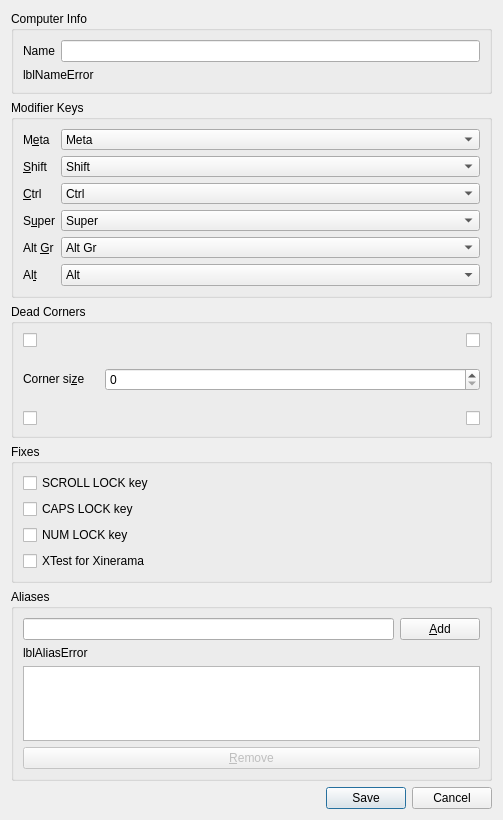
Tupig/TupigSynergy, file src/lib/gui/dialogs/ScreenSettingsDialog.ui: the form before one commit.
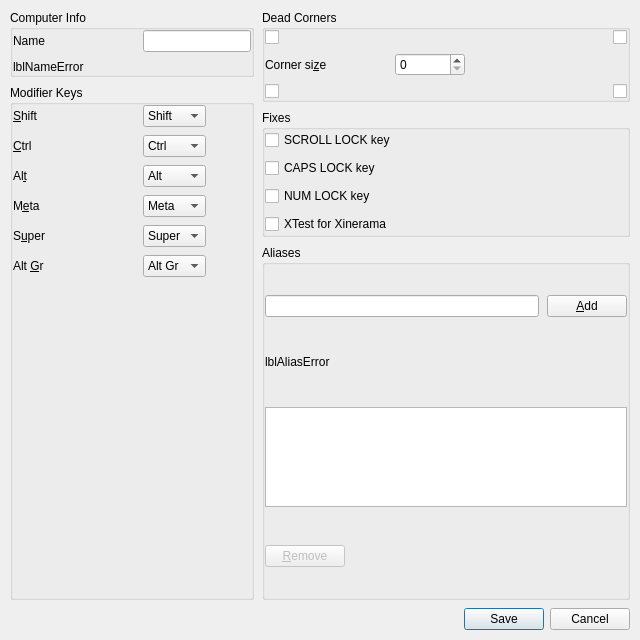
The form after the commit.

Diff of the .ui file:
```diff
--- a/src/lib/gui/dialogs/ScreenSettingsDialog.ui
+++ b/src/lib/gui/dialogs/ScreenSettingsDialog.ui
@@ -6,14 +6,74 @@
    <rect>
     <x>0</x>
     <y>0</y>
-    <width>503</width>
-    <height>558</height>
+    <width>640</width>
+    <height>640</height>
    </rect>
   </property>
   <property name="windowTitle">
    <string>Computer settings</string>
   </property>
   <layout class="QVBoxLayout" name="_2">
+   <property name="spacing">
+    <number>8</number>
+   </property>
+   <property name="leftMargin">
+    <number>10</number>
+   </property>
+   <property name="topMargin">
+    <number>10</number>
+   </property>
+   <property name="rightMargin">
+    <number>10</number>
+   </property>
+   <property name="bottomMargin">
+    <number>10</number>
+   </property>
+   <item>
+    <widget class="QScrollArea" name="scrollArea">
+     <property name="widgetResizable">
+      <bool>true</bool>
+     </property>
+     <property name="frameShape">
+      <enum>QFrame::Shape::NoFrame</enum>
+     </property>
+     <property name="horizontalScrollBarPolicy">
+      <enum>Qt::ScrollBarPolicy::ScrollBarAlwaysOff</enum>
+     </property>
+     <widget class="QWidget" name="scrollAreaWidgetContents">
+      <layout class="QHBoxLayout" name="layoutOptions">
+       <property name="spacing">
+        <number>8</number>
+       </property>
+       <property name="leftMargin">
+        <number>0</number>
+       </property>
+       <property name="topMargin">
+        <number>0</number>
+       </property>
+       <property name="rightMargin">
+        <number>0</number>
+       </property>
+       <property name="bottomMargin">
+        <number>0</number>
+       </property>
+       <item>
+        <layout class="QVBoxLayout" name="layoutLeftSide">
+         <property name="spacing">
+          <number>8</number>
+         </property>
+         <property name="leftMargin">
+          <number>0</number>
+         </property>
+         <property name="topMargin">
+          <number>0</number>
+         </property>
+         <property name="rightMargin">
+          <number>0</number>
+         </property>
+         <property name="bottomMargin">
+          <number>0</number>
+         </property>
    <item>
     <widget class="QGroupBox" name="groupComputerName">
      <property name="sizePolicy">
@@ -26,12 +86,63 @@
       <string>Computer Info</string>
      </property>
      <layout class="QVBoxLayout" name="_3">
+            <property name="spacing">
+             <number>8</number>
+            </property>
+            <property name="leftMargin">
+             <number>0</number>
+            </property>
+            <property name="topMargin">
+             <number>0</number>
+            </property>
+            <property name="rightMargin">
+             <number>0</number>
+            </property>
+            <property name="bottomMargin">
+             <number>0</number>
+            </property>
       <item>
-       <layout class="QHBoxLayout" name="_4">
-        <item>
+             <layout class="QFormLayout" name="_4">
+              <property name="horizontalSpacing">
+               <number>10</number>
+              </property>
+              <property name="verticalSpacing">
+               <number>8</number>
+              </property>
+              <property name="leftMargin">
+               <number>0</number>
+              </property>
+              <property name="topMargin">
+               <number>0</number>
+              </property>
+              <property name="rightMargin">
+               <number>0</number>
+              </property>
+              <property name="bottomMargin">
+               <number>0</number>
+              </property>
+              <property name="rowWrapPolicy">
+               <enum>QFormLayout::DontWrapRows</enum>
+              </property>
+              <property name="labelAlignment">
+               <set>Qt::AlignmentFlag::AlignLeft|Qt::AlignmentFlag::AlignVCenter</set>
+              </property>
+              <property name="formAlignment">
+               <set>Qt::AlignmentFlag::AlignLeft|Qt::AlignmentFlag::AlignTop</set>
+              </property>
+              <property name="fieldGrowthPolicy">
+               <enum>QFormLayout::FieldsStayAtSizeHint</enum>
+              </property>
+              <item row="0" column="0">
          <widget class="QLabel" name="label_7">
+                <property name="minimumSize">
+                 <size>
+                  <width>120</width>
+                  <height>0</height>
+                 </size>
+                </property>
           <property name="sizePolicy">
-           <sizepolicy hsizetype="Preferred" vsizetype="Fixed">
+                 <sizepolicy hsizetype="Maximum" vsizetype="Preferred">
             <horstretch>0</horstretch>
             <verstretch>0</verstretch>
            </sizepolicy>
@@ -39,19 +150,31 @@
           <property name="text">
            <string>Name</string>
           </property>
+                <property name="wordWrap">
+                 <bool>false</bool>
+                </property>
+                <property name="alignment">
+                 <set>Qt::AlignmentFlag::AlignLeft|Qt::AlignmentFlag::AlignVCenter</set>
+                </property>
           <property name="buddy">
            <cstring>lineNameEdit</cstring>
           </property>
          </widget>
         </item>
-        <item>
+              <item row="0" column="1">
          <widget class="QLineEdit" name="lineNameEdit">
           <property name="sizePolicy">
-           <sizepolicy hsizetype="Expanding" vsizetype="Fixed">
+                 <sizepolicy hsizetype="Maximum" vsizetype="Fixed">
             <horstretch>0</horstretch>
             <verstretch>0</verstretch>
            </sizepolicy>
           </property>
+                <property name="maximumSize">
+                 <size>
+                  <width>180</width>
+                  <height>16777215</height>
+                 </size>
+                </property>
           <property name="maxLength">
            <number>255</number>
           </property>
@@ -62,183 +185,273 @@
       <item>
        <widget class="QLabel" name="lblNameError">
         <property name="sizePolicy">
-         <sizepolicy hsizetype="Preferred" vsizetype="Fixed">
+               <sizepolicy hsizetype="Preferred" vsizetype="Preferred">
           <horstretch>0</horstretch>
           <verstretch>0</verstretch>
          </sizepolicy>
         </property>
-        <property name="minimumSize">
-         <size>
-          <width>0</width>
-          <height>0</height>
-         </size>
-        </property>
         <property name="text">
          <string notr="true">lblNameError</string>
         </property>
+              <property name="wordWrap">
+               <bool>true</bool>
+              </property>
         <property name="alignment">
-         <set>Qt::AlignmentFlag::AlignLeading|Qt::AlignmentFlag::AlignLeft|Qt::AlignmentFlag::AlignVCenter</set>
+               <set>Qt::AlignmentFlag::AlignLeft|Qt::AlignmentFlag::AlignVCenter</set>
         </property>
        </widget>
       </item>
      </layout>
     </widget>
    </item>
-   <item>
-    <layout class="QVBoxLayout" name="layoutOptions">
-     <item>
-      <layout class="QVBoxLayout" name="layoutLeftSide">
        <item>
         <widget class="QGroupBox" name="groupModifers">
          <property name="title">
           <string>Modifier Keys</string>
          </property>
          <layout class="QFormLayout" name="formLayout_2">
+            <property name="horizontalSpacing">
+             <number>10</number>
+            </property>
+            <property name="verticalSpacing">
+             <number>8</number>
+            </property>
+            <property name="leftMargin">
+             <number>0</number>
+            </property>
+            <property name="topMargin">
+             <number>0</number>
+            </property>
+            <property name="rightMargin">
+             <number>0</number>
+            </property>
+            <property name="bottomMargin">
+             <number>0</number>
+            </property>
+            <property name="rowWrapPolicy">
+             <enum>QFormLayout::DontWrapRows</enum>
+            </property>
+            <property name="labelAlignment">
+             <set>Qt::AlignmentFlag::AlignLeft|Qt::AlignmentFlag::AlignVCenter</set>
+            </property>
+            <property name="formAlignment">
+             <set>Qt::AlignmentFlag::AlignLeft|Qt::AlignmentFlag::AlignTop</set>
+            </property>
+            <property name="fieldGrowthPolicy">
+             <enum>QFormLayout::FieldsStayAtSizeHint</enum>
+            </property>
           <item row="0" column="0">
-           <widget class="QLabel" name="label_5">
+             <widget class="QLabel" name="label_2">
+              <property name="minimumSize">
+               <size>
+                <width>120</width>
+                <height>0</height>
+               </size>
+              </property>
+              <property name="sizePolicy">
+               <sizepolicy hsizetype="Maximum" vsizetype="Preferred">
+                <horstretch>0</horstretch>
+                <verstretch>0</verstretch>
+               </sizepolicy>
+              </property>
+              <property name="text">
+               <string>&amp;Shift</string>
+              </property>
+              <property name="wordWrap">
+               <bool>false</bool>
+              </property>
+              <property name="alignment">
+               <set>Qt::AlignmentFlag::AlignLeft|Qt::AlignmentFlag::AlignVCenter</set>
+              </property>
+              <property name="buddy">
+               <cstring>comboShift</cstring>
+              </property>
+             </widget>
+            </item>
+            <item row="0" column="1">
+             <widget class="QComboBox" name="comboShift">
+              <property name="sizePolicy">
+               <sizepolicy hsizetype="Maximum" vsizetype="Fixed">
+                <horstretch>0</horstretch>
+                <verstretch>0</verstretch>
+               </sizepolicy>
+              </property>
             <property name="maximumSize">
              <size>
-              <width>40</width>
+                <width>140</width>
               <height>16777215</height>
              </size>
             </property>
+              <property name="sizeAdjustPolicy">
+               <enum>QComboBox::AdjustToContents</enum>
+              </property>
+              <item>
             <property name="text">
-             <string>M&amp;eta</string>
-            </property>
-            <property name="buddy">
-             <cstring>comboMeta</cstring>
-            </property>
-           </widget>
-          </item>
-          <item row="4" column="0">
+                <string>Shift</string>
+               </property>
+              </item>
+              <item>
+               <property name="text">
+                <string>Ctrl</string>
+               </property>
+              </item>
+              <item>
+               <property name="text">
+                <string>Alt</string>
+               </property>
+              </item>
+              <item>
+               <property name="text">
+                <string>Meta</string>
+               </property>
+              </item>
+              <item>
+               <property name="text">
+                <string>Super</string>
+               </property>
+              </item>
+              <item>
+               <property name="text">
+                <string>Alt Gr</string>
+               </property>
+              </item>
+              <item>
+               <property name="text">
+                <string>None</string>
+               </property>
+              </item>
+             </widget>
+            </item>
+            <item row="1" column="0">
            <widget class="QLabel" name="label_3">
+              <property name="minimumSize">
+               <size>
+                <width>120</width>
+                <height>0</height>
+               </size>
+              </property>
+              <property name="sizePolicy">
+               <sizepolicy hsizetype="Maximum" vsizetype="Preferred">
+                <horstretch>0</horstretch>
+                <verstretch>0</verstretch>
+               </sizepolicy>
+              </property>
             <property name="text">
              <string>&amp;Ctrl</string>
             </property>
+              <property name="wordWrap">
+               <bool>false</bool>
+              </property>
+              <property name="alignment">
+               <set>Qt::AlignmentFlag::AlignLeft|Qt::AlignmentFlag::AlignVCenter</set>
+              </property>
             <property name="buddy">
              <cstring>comboCtrl</cstring>
             </property>
            </widget>
           </item>
-          <item row="6" column="0">
-           <widget class="QLabel" name="label_6">
+            <item row="1" column="1">
+             <widget class="QComboBox" name="comboCtrl">
+              <property name="sizePolicy">
+               <sizepolicy hsizetype="Maximum" vsizetype="Fixed">
+                <horstretch>0</horstretch>
+                <verstretch>0</verstretch>
+               </sizepolicy>
+              </property>
+              <property name="maximumSize">
+               <size>
+                <width>140</width>
+                <height>16777215</height>
+               </size>
+              </property>
+              <property name="sizeAdjustPolicy">
+               <enum>QComboBox::AdjustToContents</enum>
+              </property>
+              <property name="currentIndex">
+               <number>1</number>
+              </property>
+              <item>
             <property name="text">
-             <string>S&amp;uper</string>
-            </property>
-            <property name="buddy">
-             <cstring>comboSuper</cstring>
-            </property>
-           </widget>
-          </item>
-          <item row="9" column="0">
+                <string>Shift</string>
+               </property>
+              </item>
+              <item>
+               <property name="text">
+                <string>Ctrl</string>
+               </property>
+              </item>
+              <item>
+               <property name="text">
+                <string>Alt</string>
+               </property>
+              </item>
+              <item>
+               <property name="text">
+                <string>Meta</string>
+               </property>
+              </item>
+              <item>
+               <property name="text">
+                <string>Super</string>
+               </property>
+              </item>
+              <item>
+               <property name="text">
+                <string>Alt Gr</string>
+               </property>
+              </item>
+              <item>
+               <property name="text">
+                <string>None</string>
+               </property>
+              </item>
+             </widget>
+            </item>
+            <item row="2" column="0">
            <widget class="QLabel" name="label_4">
+              <property name="minimumSize">
+               <size>
+                <width>120</width>
+                <height>0</height>
+               </size>
+              </property>
+              <property name="sizePolicy">
+               <sizepolicy hsizetype="Maximum" vsizetype="Preferred">
+                <horstretch>0</horstretch>
+                <verstretch>0</verstretch>
+               </sizepolicy>
+              </property>
             <property name="text">
              <string>Al&amp;t</string>
             </property>
+              <property name="wordWrap">
+               <bool>false</bool>
+              </property>
+              <property name="alignment">
+               <set>Qt::AlignmentFlag::AlignLeft|Qt::AlignmentFlag::AlignVCenter</set>
+              </property>
             <property name="buddy">
              <cstring>comboAlt</cstring>
             </property>
            </widget>
           </item>
-          <item row="0" column="1">
-           <widget class="QComboBox" name="comboMeta">
-            <property name="currentIndex">
-             <number>3</number>
-            </property>
-            <item>
-             <property name="text">
-              <string>Shift</string>
-             </property>
-            </item>
-            <item>
-             <property name="text">
-              <string>Ctrl</string>
-             </property>
-            </item>
-            <item>
-             <property name="text">
-              <string>Alt</string>
-             </property>
-            </item>
-            <item>
-             <property name="text">
-              <string>Meta</string>
-             </property>
-            </item>
-            <item>
-             <property name="text">
-              <string>Super</string>
-             </property>
-            </item>
-            <item>
-             <property name="text">
-              <string>Alt Gr</string>
-             </property>
-            </item>
-            <item>
-             <property name="text">
-              <string>None</string>
-             </property>
-            </item>
-           </widget>
-          </item>
           <item row="2" column="1">
-           <widget class="QComboBox" name="comboShift">
-            <item>
-             <property name="text">
-              <string>Shift</string>
-             </property>
-            </item>
-            <item>
-             <property name="text">
-              <string>Ctrl</string>
-             </property>
-            </item>
-            <item>
-             <property name="text">
-              <string>Alt</string>
-             </property>
-            </item>
-            <item>
-             <property name="text">
-              <string>Meta</string>
-             </property>
-            </item>
-            <item>
-             <property name="text">
-              <string>Super</string>
-             </property>
-            </item>
-            <item>
-             <property name="text">
-              <string>Alt Gr</string>
-             </property>
-            </item>
-            <item>
-             <property name="text">
-              <string>None</string>
-             </property>
-            </item>
-           </widget>
-          </item>
-          <item row="2" column="0">
-           <widget class="QLabel" name="label_2">
-            <property name="maximumSize">
-             <size>
-              <width>40</width>
-              <height>16777215</height>
-             </size>
-            </property>
-            <property name="text">
-             <string>&amp;Shift</string>
-            </property>
-            <property name="buddy">
-             <cstring>comboShift</cstring>
-            </property>
-           </widget>
-          </item>
-          <item row="9" column="1">
            <widget class="QComboBox" name="comboAlt">
+              <property name="sizePolicy">
+               <sizepolicy hsizetype="Maximum" vsizetype="Fixed">
+                <horstretch>0</horstretch>
+                <verstretch>0</verstretch>
+               </sizepolicy>
+              </property>
+              <property name="maximumSize">
+               <size>
+                <width>140</width>
+                <height>16777215</height>
+               </size>
+              </property>
+              <property name="sizeAdjustPolicy">
+               <enum>QComboBox::AdjustToContents</enum>
+              </property>
             <property name="currentIndex">
              <number>2</number>
             </property>
@@ -279,8 +492,136 @@
             </item>
            </widget>
           </item>
-          <item row="6" column="1">
+            <item row="3" column="0">
+             <widget class="QLabel" name="label_5">
+              <property name="minimumSize">
+               <size>
+                <width>120</width>
+                <height>0</height>
+               </size>
+              </property>
+              <property name="sizePolicy">
+               <sizepolicy hsizetype="Maximum" vsizetype="Preferred">
+                <horstretch>0</horstretch>
+                <verstretch>0</verstretch>
+               </sizepolicy>
+              </property>
+              <property name="text">
+               <string>M&amp;eta</string>
+              </property>
+              <property name="wordWrap">
+               <bool>false</bool>
+              </property>
+              <property name="alignment">
+               <set>Qt::AlignmentFlag::AlignLeft|Qt::AlignmentFlag::AlignVCenter</set>
+              </property>
+              <property name="buddy">
+               <cstring>comboMeta</cstring>
+              </property>
+             </widget>
+            </item>
+            <item row="3" column="1">
+             <widget class="QComboBox" name="comboMeta">
+              <property name="sizePolicy">
+               <sizepolicy hsizetype="Maximum" vsizetype="Fixed">
+                <horstretch>0</horstretch>
+                <verstretch>0</verstretch>
+               </sizepolicy>
+              </property>
+              <property name="maximumSize">
+               <size>
+                <width>140</width>
+                <height>16777215</height>
+               </size>
+              </property>
+              <property name="sizeAdjustPolicy">
+               <enum>QComboBox::AdjustToContents</enum>
+              </property>
+              <property name="currentIndex">
+               <number>3</number>
+              </property>
+              <item>
+               <property name="text">
+                <string>Shift</string>
+               </property>
+              </item>
+              <item>
+               <property name="text">
+                <string>Ctrl</string>
+               </property>
+              </item>
+              <item>
+               <property name="text">
+                <string>Alt</string>
+               </property>
+              </item>
+              <item>
+               <property name="text">
+                <string>Meta</string>
+               </property>
+              </item>
+              <item>
+               <property name="text">
+                <string>Super</string>
+               </property>
+              </item>
+              <item>
+               <property name="text">
+                <string>Alt Gr</string>
+               </property>
+              </item>
+              <item>
+               <property name="text">
+                <string>None</string>
+               </property>
+              </item>
+             </widget>
+            </item>
+            <item row="4" column="0">
+             <widget class="QLabel" name="label_6">
+              <property name="minimumSize">
+               <size>
+                <width>120</width>
+                <height>0</height>
+               </size>
+              </property>
+              <property name="sizePolicy">
+               <sizepolicy hsizetype="Maximum" vsizetype="Preferred">
+                <horstretch>0</horstretch>
+                <verstretch>0</verstretch>
+               </sizepolicy>
+              </property>
+              <property name="text">
+               <string>S&amp;uper</string>
+              </property>
+              <property name="wordWrap">
+               <bool>false</bool>
+              </property>
+              <property name="alignment">
+               <set>Qt::AlignmentFlag::AlignLeft|Qt::AlignmentFlag::AlignVCenter</set>
+              </property>
+              <property name="buddy">
+               <cstring>comboSuper</cstring>
+              </property>
+             </widget>
+            </item>
+            <item row="4" column="1">
            <widget class="QComboBox" name="comboSuper">
+              <property name="sizePolicy">
+               <sizepolicy hsizetype="Maximum" vsizetype="Fixed">
+                <horstretch>0</horstretch>
+                <verstretch>0</verstretch>
+               </sizepolicy>
+              </property>
+              <property name="maximumSize">
+               <size>
+                <width>140</width>
+                <height>16777215</height>
+               </size>
+              </property>
+              <property name="sizeAdjustPolicy">
+               <enum>QComboBox::AdjustToContents</enum>
+              </property>
             <property name="currentIndex">
              <number>4</number>
             </property>
@@ -321,60 +662,51 @@
             </item>
            </widget>
           </item>
-          <item row="4" column="1">
-           <widget class="QComboBox" name="comboCtrl">
-            <property name="currentIndex">
-             <number>1</number>
-            </property>
-            <item>
-             <property name="text">
-              <string>Shift</string>
-             </property>
-            </item>
-            <item>
-             <property name="text">
-              <string>Ctrl</string>
-             </property>
-            </item>
-            <item>
-             <property name="text">
-              <string>Alt</string>
-             </property>
-            </item>
-            <item>
-             <property name="text">
-              <string>Meta</string>
-             </property>
-            </item>
-            <item>
-             <property name="text">
-              <string>Super</string>
-             </property>
-            </item>
-            <item>
-             <property name="text">
-              <string>Alt Gr</string>
-             </property>
-            </item>
-            <item>
-             <property name="text">
-              <string>None</string>
-             </property>
-            </item>
-           </widget>
-          </item>
-          <item row="8" column="0">
+            <item row="5" column="0">
            <widget class="QLabel" name="labelAltGr">
+              <property name="minimumSize">
+               <size>
+                <width>120</width>
+                <height>0</height>
+               </size>
+              </property>
+              <property name="sizePolicy">
+               <sizepolicy hsizetype="Maximum" vsizetype="Preferred">
+                <horstretch>0</horstretch>
+                <verstretch>0</verstretch>
+               </sizepolicy>
+              </property>
             <property name="text">
              <string>Alt &amp;Gr</string>
             </property>
+              <property name="wordWrap">
+               <bool>false</bool>
+              </property>
+              <property name="alignment">
+               <set>Qt::AlignmentFlag::AlignLeft|Qt::AlignmentFlag::AlignVCenter</set>
+              </property>
             <property name="buddy">
              <cstring>comboAltGr</cstring>
             </property>
            </widget>
           </item>
-          <item row="8" column="1">
+            <item row="5" column="1">
            <widget class="QComboBox" name="comboAltGr">
+              <property name="sizePolicy">
+               <sizepolicy hsizetype="Maximum" vsizetype="Fixed">
+                <horstretch>0</horstretch>
+                <verstretch>0</verstretch>
+               </sizepolicy>
+              </property>
+              <property name="maximumSize">
+               <size>
+                <width>140</width>
+                <height>16777215</height>
+               </size>
+              </property>
+              <property name="sizeAdjustPolicy">
+               <enum>QComboBox::AdjustToContents</enum>
+              </property>
             <property name="currentIndex">
              <number>5</number>
             </property>
@@ -418,6 +750,25 @@
          </layout>
         </widget>
        </item>
+        </layout>
+       </item>
+       <item>
+        <layout class="QVBoxLayout" name="layoutRightSide">
+         <property name="spacing">
+          <number>8</number>
+         </property>
+         <property name="leftMargin">
+          <number>0</number>
+         </property>
+         <property name="topMargin">
+          <number>0</number>
+         </property>
+         <property name="rightMargin">
+          <number>0</number>
+         </property>
+         <property name="bottomMargin">
+          <number>0</number>
+         </property>
        <item>
         <widget class="QGroupBox" name="groupDeadCorners">
          <property name="title">
@@ -425,21 +776,39 @@
          </property>
          <layout class="QVBoxLayout" name="verticalLayout_2">
           <property name="spacing">
-           <number>20</number>
-          </property>
-          <property name="sizeConstraint">
-           <enum>QLayout::SizeConstraint::SetMinAndMaxSize</enum>
+             <number>8</number>
+            </property>
+            <property name="leftMargin">
+             <number>0</number>
+            </property>
+            <property name="topMargin">
+             <number>0</number>
+            </property>
+            <property name="rightMargin">
+             <number>0</number>
+            </property>
+            <property name="bottomMargin">
+             <number>0</number>
           </property>
           <item>
            <layout class="QHBoxLayout" name="layoutDeadCornersTop">
+              <property name="spacing">
+               <number>8</number>
+              </property>
+              <property name="leftMargin">
+               <number>0</number>
+              </property>
+              <property name="topMargin">
+               <number>0</number>
+              </property>
+              <property name="rightMargin">
+               <number>0</number>
+              </property>
+              <property name="bottomMargin">
+               <number>0</number>
+              </property>
             <item>
              <widget class="QCheckBox" name="chkDeadTopLeft">
-              <property name="minimumSize">
-               <size>
-                <width>0</width>
-                <height>0</height>
-               </size>
-              </property>
               <property name="toolTip">
                <string>Top Left</string>
               </property>
@@ -450,12 +819,6 @@
             </item>
             <item>
              <widget class="QCheckBox" name="chkDeadTopRight">
-              <property name="minimumSize">
-               <size>
-                <width>0</width>
-                <height>0</height>
-               </size>
-              </property>
               <property name="toolTip">
                <string>Top Right</string>
               </property>
@@ -467,11 +830,47 @@
            </layout>
           </item>
           <item>
-           <layout class="QHBoxLayout" name="layoutCornerSize">
-            <item>
+             <layout class="QFormLayout" name="layoutCornerSize">
+              <property name="horizontalSpacing">
+               <number>10</number>
+              </property>
+              <property name="verticalSpacing">
+               <number>8</number>
+              </property>
+              <property name="leftMargin">
+               <number>0</number>
+              </property>
+              <property name="topMargin">
+               <number>0</number>
+              </property>
+              <property name="rightMargin">
+               <number>0</number>
+              </property>
+              <property name="bottomMargin">
+               <number>0</number>
+              </property>
+              <property name="rowWrapPolicy">
+               <enum>QFormLayout::DontWrapRows</enum>
+              </property>
+              <property name="labelAlignment">
+               <set>Qt::AlignmentFlag::AlignLeft|Qt::AlignmentFlag::AlignVCenter</set>
+              </property>
+              <property name="formAlignment">
+               <set>Qt::AlignmentFlag::AlignLeft|Qt::AlignmentFlag::AlignTop</set>
+              </property>
+              <property name="fieldGrowthPolicy">
+               <enum>QFormLayout::FieldsStayAtSizeHint</enum>
+              </property>
+              <item row="0" column="0">
              <widget class="QLabel" name="label">
+                <property name="minimumSize">
+                 <size>
+                  <width>120</width>
+                  <height>0</height>
+                 </size>
+                </property>
               <property name="sizePolicy">
-               <sizepolicy hsizetype="Fixed" vsizetype="Fixed">
+                 <sizepolicy hsizetype="Maximum" vsizetype="Preferred">
                 <horstretch>0</horstretch>
                 <verstretch>0</verstretch>
                </sizepolicy>
@@ -479,15 +878,21 @@
               <property name="text">
                <string>Corner si&amp;ze</string>
               </property>
+                <property name="wordWrap">
+                 <bool>false</bool>
+                </property>
+                <property name="alignment">
+                 <set>Qt::AlignmentFlag::AlignLeft|Qt::AlignmentFlag::AlignVCenter</set>
+                </property>
               <property name="buddy">
                <cstring>sbSwitchCornerSize</cstring>
               </property>
              </widget>
             </item>
-            <item>
+              <item row="0" column="1">
              <widget class="QSpinBox" name="sbSwitchCornerSize">
               <property name="sizePolicy">
-               <sizepolicy hsizetype="Preferred" vsizetype="Fixed">
+                 <sizepolicy hsizetype="Maximum" vsizetype="Fixed">
                 <horstretch>0</horstretch>
                 <verstretch>0</verstretch>
                </sizepolicy>
@@ -498,20 +903,35 @@
                 <height>0</height>
                </size>
               </property>
+                <property name="maximumSize">
+                 <size>
+                  <width>90</width>
+                  <height>16777215</height>
+                 </size>
+                </property>
              </widget>
             </item>
            </layout>
           </item>
           <item>
            <layout class="QHBoxLayout" name="layoutDeadCornersBottom">
+              <property name="spacing">
+               <number>8</number>
+              </property>
+              <property name="leftMargin">
+               <number>0</number>
+              </property>
+              <property name="topMargin">
+               <number>0</number>
+              </property>
+              <property name="rightMargin">
+               <number>0</number>
+              </property>
+              <property name="bottomMargin">
+               <number>0</number>
+              </property>
             <item>
              <widget class="QCheckBox" name="chkDeadBottomLeft">
-              <property name="minimumSize">
-               <size>
-                <width>0</width>
-                <height>0</height>
-               </size>
-              </property>
               <property name="toolTip">
                <string>Bottom Left</string>
               </property>
@@ -519,12 +939,6 @@
             </item>
             <item>
              <widget class="QCheckBox" name="chkDeadBottomRight">
-              <property name="minimumSize">
-               <size>
-                <width>0</width>
-                <height>0</height>
-               </size>
-              </property>
               <property name="toolTip">
                <string>Bottom Right</string>
               </property>
@@ -538,16 +952,27 @@
          </layout>
         </widget>
        </item>
-      </layout>
-     </item>
-     <item>
-      <layout class="QVBoxLayout" name="layoutRightSide">
        <item>
         <widget class="QGroupBox" name="groupFixes">
          <property name="title">
           <string>Fixes</string>
          </property>
          <layout class="QVBoxLayout" name="verticalLayout_3">
+            <property name="spacing">
+             <number>8</number>
+            </property>
+            <property name="leftMargin">
+             <number>0</number>
+            </property>
+            <property name="topMargin">
+             <number>0</number>
+            </property>
+            <property name="rightMargin">
+             <number>0</number>
+            </property>
+            <property name="bottomMargin">
+             <number>0</number>
+            </property>
           <item>
            <widget class="QCheckBox" name="chkFixScrollLock">
             <property name="sizePolicy">
@@ -618,8 +1043,38 @@
           <string>Aliases</string>
          </property>
          <layout class="QVBoxLayout" name="verticalLayout">
+            <property name="spacing">
+             <number>8</number>
+            </property>
+            <property name="leftMargin">
+             <number>0</number>
+            </property>
+            <property name="topMargin">
+             <number>0</number>
+            </property>
+            <property name="rightMargin">
+             <number>0</number>
+            </property>
+            <property name="bottomMargin">
+             <number>0</number>
+            </property>
           <item>
            <layout class="QHBoxLayout" name="horizontalLayout">
+              <property name="spacing">
+               <number>8</number>
+              </property>
+              <property name="leftMargin">
+               <number>0</number>
+              </property>
+              <property name="topMargin">
+               <number>0</number>
+              </property>
+              <property name="rightMargin">
+               <number>0</number>
+              </property>
+              <property name="bottomMargin">
+               <number>0</number>
+              </property>
             <item>
              <widget class="QLineEdit" name="lineAddAlias">
               <property name="sizePolicy">
@@ -630,8 +1085,8 @@
               </property>
               <property name="minimumSize">
                <size>
-                <width>168</width>
-                <height>20</height>
+                  <width>120</width>
+                  <height>0</height>
                </size>
               </property>
               <property name="maxLength">
@@ -659,24 +1114,15 @@
               <verstretch>0</verstretch>
              </sizepolicy>
             </property>
-            <property name="minimumSize">
-             <size>
-              <width>0</width>
-              <height>0</height>
-             </size>
-            </property>
-            <property name="maximumSize">
-             <size>
-              <width>16777215</width>
-              <height>16777215</height>
-             </size>
-            </property>
             <property name="text">
              <string notr="true">lblAliasError</string>
             </property>
             <property name="wordWrap">
              <bool>true</bool>
             </property>
+              <property name="alignment">
+               <set>Qt::AlignmentFlag::AlignLeft|Qt::AlignmentFlag::AlignVCenter</set>
+              </property>
            </widget>
           </item>
           <item>
@@ -689,14 +1135,14 @@
             </property>
             <property name="minimumSize">
              <size>
-              <width>0</width>
-              <height>0</height>
+                <width>120</width>
+                <height>72</height>
              </size>
             </property>
             <property name="maximumSize">
              <size>
               <width>16777215</width>
-              <height>16777215</height>
+                <height>100</height>
              </size>
             </property>
             <property name="selectionMode">
@@ -704,11 +1150,17 @@
             </property>
            </widget>
           </item>
-          <item>
+            <item alignment="Qt::AlignmentFlag::AlignLeft">
            <widget class="QPushButton" name="btnRemoveAlias">
             <property name="enabled">
              <bool>false</bool>
             </property>
+              <property name="maximumSize">
+               <size>
+                <width>140</width>
+                <height>16777215</height>
+               </size>
+              </property>
             <property name="text">
              <string>&amp;Remove</string>
             </property>
@@ -720,15 +1172,11 @@
       </layout>
      </item>
     </layout>
+     </widget>
+    </widget>
    </item>
    <item>
     <widget class="QDialogButtonBox" name="buttonBox">
-     <property name="minimumSize">
-      <size>
-       <width>0</width>
-       <height>0</height>
-      </size>
-     </property>
      <property name="orientation">
       <enum>Qt::Orientation::Horizontal</enum>
      </property>
```
Lines whose indentation alone changed are shown as unchanged.
